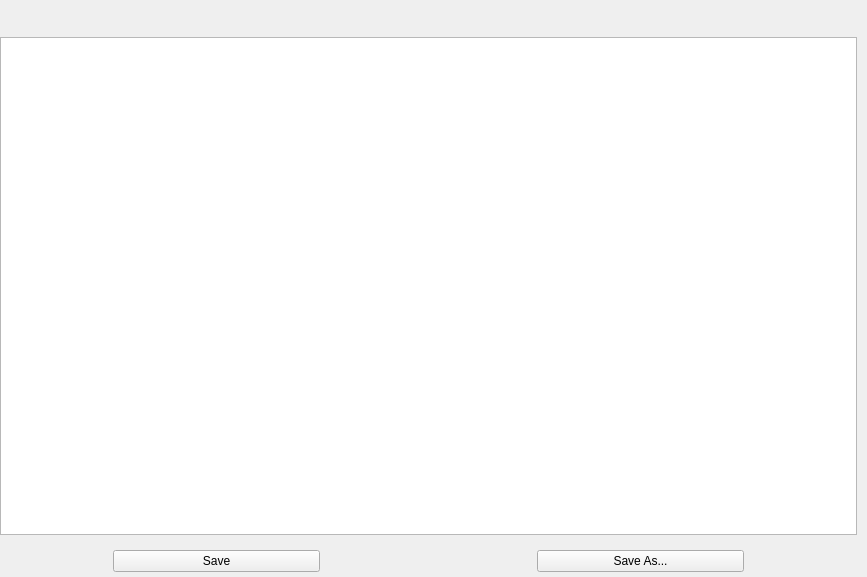
First picture: the form in themeeditor.ui, repository AritxOnly/Qt-AbletonLive_ThemeEditor, before the edit.
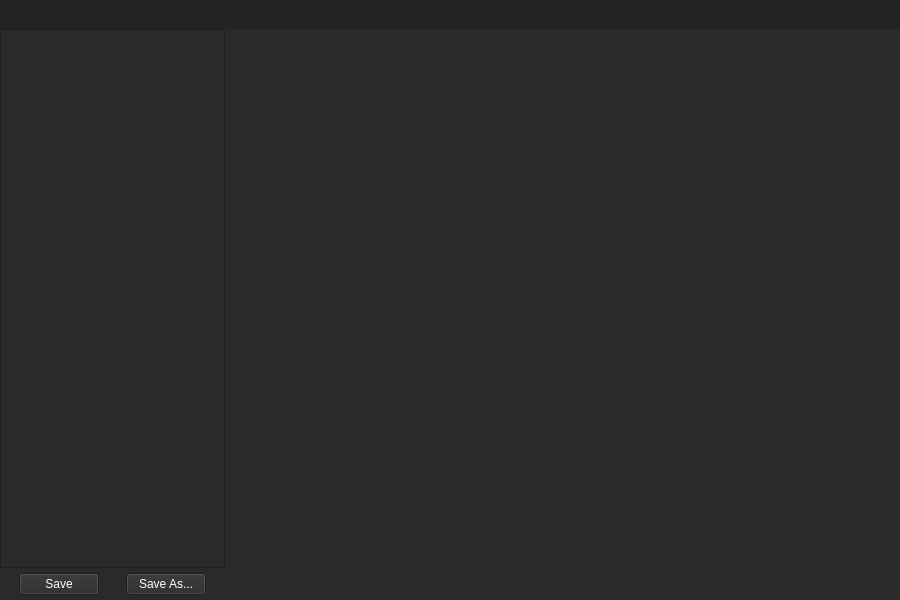
Second picture: the form after the edit.

Commit message: - Partially realized the ThemeList function, with basic UI improvevment

What changed in the file:
```diff
--- a/themeeditor.ui
+++ b/themeeditor.ui
@@ -6,8 +6,8 @@
    <rect>
     <x>0</x>
     <y>0</y>
-    <width>867</width>
-    <height>577</height>
+    <width>900</width>
+    <height>600</height>
    </rect>
   </property>
   <property name="windowTitle">
@@ -20,10 +20,197 @@
      <verstretch>0</verstretch>
     </sizepolicy>
    </property>
+   <property name="palette">
+    <palette>
+     <active>
+      <colorrole role="WindowText">
+       <brush brushstyle="SolidPattern">
+        <color alpha="255">
+         <red>255</red>
+         <green>255</green>
+         <blue>255</blue>
+        </color>
+       </brush>
+      </colorrole>
+      <colorrole role="Button">
+       <brush brushstyle="SolidPattern">
+        <color alpha="255">
+         <red>42</red>
+         <green>42</green>
+         <blue>42</blue>
+        </color>
+       </brush>
+      </colorrole>
+      <colorrole role="Text">
+       <brush brushstyle="SolidPattern">
+        <color alpha="255">
+         <red>255</red>
+         <green>255</green>
+         <blue>255</blue>
+        </color>
+       </brush>
+      </colorrole>
+      <colorrole role="ButtonText">
+       <brush brushstyle="SolidPattern">
+        <color alpha="255">
+         <red>255</red>
+         <green>255</green>
+         <blue>255</blue>
+        </color>
+       </brush>
+      </colorrole>
+      <colorrole role="Base">
+       <brush brushstyle="SolidPattern">
+        <color alpha="255">
+         <red>42</red>
+         <green>42</green>
+         <blue>42</blue>
+        </color>
+       </brush>
+      </colorrole>
+      <colorrole role="Window">
+       <brush brushstyle="SolidPattern">
+        <color alpha="255">
+         <red>42</red>
+         <green>42</green>
+         <blue>42</blue>
+        </color>
+       </brush>
+      </colorrole>
+      <colorrole role="Highlight">
+       <brush brushstyle="SolidPattern">
+        <color alpha="255">
+         <red>106</red>
+         <green>106</green>
+         <blue>106</blue>
+        </color>
+       </brush>
+      </colorrole>
+     </active>
+     <inactive>
+      <colorrole role="WindowText">
+       <brush brushstyle="SolidPattern">
+        <color alpha="255">
+         <red>255</red>
+         <green>255</green>
+         <blue>255</blue>
+        </color>
+       </brush>
+      </colorrole>
+      <colorrole role="Button">
+       <brush brushstyle="SolidPattern">
+        <color alpha="255">
+         <red>42</red>
+         <green>42</green>
+         <blue>42</blue>
+        </color>
+       </brush>
+      </colorrole>
+      <colorrole role="Text">
+       <brush brushstyle="SolidPattern">
+        <color alpha="255">
+         <red>255</red>
+         <green>255</green>
+         <blue>255</blue>
+        </color>
+       </brush>
+      </colorrole>
+      <colorrole role="ButtonText">
+       <brush brushstyle="SolidPattern">
+        <color alpha="255">
+         <red>255</red>
+         <green>255</green>
+         <blue>255</blue>
+        </color>
+       </brush>
+      </colorrole>
+      <colorrole role="Base">
+       <brush brushstyle="SolidPattern">
+        <color alpha="255">
+         <red>42</red>
+         <green>42</green>
+         <blue>42</blue>
+        </color>
+       </brush>
+      </colorrole>
+      <colorrole role="Window">
+       <brush brushstyle="SolidPattern">
+        <color alpha="255">
+         <red>42</red>
+         <green>42</green>
+         <blue>42</blue>
+        </color>
+       </brush>
+      </colorrole>
+      <colorrole role="Highlight">
+       <brush brushstyle="SolidPattern">
+        <color alpha="255">
+         <red>106</red>
+         <green>106</green>
+         <blue>106</blue>
+        </color>
+       </brush>
+      </colorrole>
+      <colorrole role="HighlightedText">
+       <brush brushstyle="SolidPattern">
+        <color alpha="255">
+         <red>255</red>
+         <green>255</green>
+         <blue>255</blue>
+        </color>
+       </brush>
+      </colorrole>
+     </inactive>
+     <disabled>
+      <colorrole role="Button">
+       <brush brushstyle="SolidPattern">
+        <color alpha="255">
+         <red>42</red>
+         <green>42</green>
+         <blue>42</blue>
+        </color>
+       </brush>
+      </colorrole>
+      <colorrole role="Base">
+       <brush brushstyle="SolidPattern">
+        <color alpha="255">
+         <red>42</red>
+         <green>42</green>
+         <blue>42</blue>
+        </color>
+       </brush>
+      </colorrole>
+      <colorrole role="Window">
+       <brush brushstyle="SolidPattern">
+        <color alpha="255">
+         <red>42</red>
+         <green>42</green>
+         <blue>42</blue>
+        </color>
+       </brush>
+      </colorrole>
+      <colorrole role="Shadow">
+       <brush brushstyle="SolidPattern">
+        <color alpha="255">
+         <red>89</red>
+         <green>89</green>
+         <blue>89</blue>
+        </color>
+       </brush>
+      </colorrole>
+     </disabled>
+    </palette>
+   </property>
    <property name="layoutDirection">
     <enum>Qt::LeftToRight</enum>
    </property>
+   <property name="styleSheet">
+    <string notr="true">background-color: rgb(42, 42, 42);</string>
+   </property>
    <layout class="QVBoxLayout" name="verticalLayout">
+    <property name="spacing">
+     <number>0</number>
+    </property>
     <property name="leftMargin">
      <number>0</number>
     </property>
@@ -39,7 +226,7 @@
     <item>
      <layout class="QVBoxLayout" name="basicLayout" stretch="1,20">
       <property name="spacing">
-       <number>10</number>
+       <number>0</number>
       </property>
       <item>
        <widget class="QWidget" name="topBar" native="true">
@@ -55,14 +242,201 @@
           <height>0</height>
          </size>
         </property>
+        <property name="cursor">
+         <cursorShape>CrossCursor</cursorShape>
+        </property>
+        <property name="styleSheet">
+         <string notr="true">background-color: rgb(35, 35, 35);</string>
+        </property>
        </widget>
       </item>
       <item>
-       <layout class="QHBoxLayout" name="horizontalLayout_2">
+       <layout class="QHBoxLayout" name="horizontalLayout_2" stretch="1,3">
         <item>
          <layout class="QVBoxLayout" name="listWithButton" stretch="0,0">
           <item>
            <widget class="QListView" name="themeList">
+            <property name="palette">
+             <palette>
+              <active>
+               <colorrole role="WindowText">
+                <brush brushstyle="SolidPattern">
+                 <color alpha="255">
+                  <red>255</red>
+                  <green>255</green>
+                  <blue>255</blue>
+                 </color>
+                </brush>
+               </colorrole>
+               <colorrole role="Button">
+                <brush brushstyle="SolidPattern">
+                 <color alpha="255">
+                  <red>42</red>
+                  <green>42</green>
+                  <blue>42</blue>
+                 </color>
+                </brush>
+               </colorrole>
+               <colorrole role="Text">
+                <brush brushstyle="SolidPattern">
+                 <color alpha="255">
+                  <red>255</red>
+                  <green>255</green>
+                  <blue>255</blue>
+                 </color>
+                </brush>
+               </colorrole>
+               <colorrole role="ButtonText">
+                <brush brushstyle="SolidPattern">
+                 <color alpha="255">
+                  <red>255</red>
+                  <green>255</green>
+                  <blue>255</blue>
+                 </color>
+                </brush>
+               </colorrole>
+               <colorrole role="Base">
+                <brush brushstyle="SolidPattern">
+                 <color alpha="255">
+                  <red>42</red>
+                  <green>42</green>
+                  <blue>42</blue>
+                 </color>
+                </brush>
+               </colorrole>
+               <colorrole role="Window">
+                <brush brushstyle="SolidPattern">
+                 <color alpha="255">
+                  <red>42</red>
+                  <green>42</green>
+                  <blue>42</blue>
+                 </color>
+                </brush>
+               </colorrole>
+               <colorrole role="Highlight">
+                <brush brushstyle="SolidPattern">
+                 <color alpha="255">
+                  <red>106</red>
+                  <green>106</green>
+                  <blue>106</blue>
+                 </color>
+                </brush>
+               </colorrole>
+              </active>
+              <inactive>
+               <colorrole role="WindowText">
+                <brush brushstyle="SolidPattern">
+                 <color alpha="255">
+                  <red>255</red>
+                  <green>255</green>
+                  <blue>255</blue>
+                 </color>
+                </brush>
+               </colorrole>
+               <colorrole role="Button">
+                <brush brushstyle="SolidPattern">
+                 <color alpha="255">
+                  <red>42</red>
+                  <green>42</green>
+                  <blue>42</blue>
+                 </color>
+                </brush>
+               </colorrole>
+               <colorrole role="Text">
+                <brush brushstyle="SolidPattern">
+                 <color alpha="255">
+                  <red>255</red>
+                  <green>255</green>
+                  <blue>255</blue>
+                 </color>
+                </brush>
+               </colorrole>
+               <colorrole role="ButtonText">
+                <brush brushstyle="SolidPattern">
+                 <color alpha="255">
+                  <red>255</red>
+                  <green>255</green>
+                  <blue>255</blue>
+                 </color>
+                </brush>
+               </colorrole>
+               <colorrole role="Base">
+                <brush brushstyle="SolidPattern">
+                 <color alpha="255">
+                  <red>42</red>
+                  <green>42</green>
+                  <blue>42</blue>
+                 </color>
+                </brush>
+               </colorrole>
+               <colorrole role="Window">
+                <brush brushstyle="SolidPattern">
+                 <color alpha="255">
+                  <red>42</red>
+                  <green>42</green>
+                  <blue>42</blue>
+                 </color>
+                </brush>
+               </colorrole>
+               <colorrole role="Highlight">
+                <brush brushstyle="SolidPattern">
+                 <color alpha="255">
+                  <red>106</red>
+                  <green>106</green>
+                  <blue>106</blue>
+                 </color>
+                </brush>
+               </colorrole>
+               <colorrole role="HighlightedText">
+                <brush brushstyle="SolidPattern">
+                 <color alpha="255">
+                  <red>255</red>
+                  <green>255</green>
+                  <blue>255</blue>
+                 </color>
+                </brush>
+               </colorrole>
+              </inactive>
+              <disabled>
+               <colorrole role="Button">
+                <brush brushstyle="SolidPattern">
+                 <color alpha="255">
+                  <red>42</red>
+                  <green>42</green>
+                  <blue>42</blue>
+                 </color>
+                </brush>
+               </colorrole>
+               <colorrole role="Base">
+                <brush brushstyle="SolidPattern">
+                 <color alpha="255">
+                  <red>42</red>
+                  <green>42</green>
+                  <blue>42</blue>
+                 </color>
+                </brush>
+               </colorrole>
+               <colorrole role="Window">
+                <brush brushstyle="SolidPattern">
+                 <color alpha="255">
+                  <red>42</red>
+                  <green>42</green>
+                  <blue>42</blue>
+                 </color>
+                </brush>
+               </colorrole>
+               <colorrole role="Shadow">
+                <brush brushstyle="SolidPattern">
+                 <color alpha="255">
+                  <red>89</red>
+                  <green>89</green>
+                  <blue>89</blue>
+                 </color>
+                </brush>
+               </colorrole>
+              </disabled>
+             </palette>
+            </property>
             <property name="autoFillBackground">
              <bool>false</bool>
             </property>
@@ -100,6 +474,187 @@
             </item>
             <item>
              <widget class="QPushButton" name="saveButton">
+              <property name="palette">
+               <palette>
+                <active>
+                 <colorrole role="WindowText">
+                  <brush brushstyle="SolidPattern">
+                   <color alpha="255">
+                    <red>255</red>
+                    <green>255</green>
+                    <blue>255</blue>
+                   </color>
+                  </brush>
+                 </colorrole>
+                 <colorrole role="Button">
+                  <brush brushstyle="SolidPattern">
+                   <color alpha="255">
+                    <red>42</red>
+                    <green>42</green>
+                    <blue>42</blue>
+                   </color>
+                  </brush>
+                 </colorrole>
+                 <colorrole role="Text">
+                  <brush brushstyle="SolidPattern">
+                   <color alpha="255">
+                    <red>255</red>
+                    <green>255</green>
+                    <blue>255</blue>
+                   </color>
+                  </brush>
+                 </colorrole>
+                 <colorrole role="ButtonText">
+                  <brush brushstyle="SolidPattern">
+                   <color alpha="255">
+                    <red>255</red>
+                    <green>255</green>
+                    <blue>255</blue>
+                   </color>
+                  </brush>
+                 </colorrole>
+                 <colorrole role="Base">
+                  <brush brushstyle="SolidPattern">
+                   <color alpha="255">
+                    <red>42</red>
+                    <green>42</green>
+                    <blue>42</blue>
+                   </color>
+                  </brush>
+                 </colorrole>
+                 <colorrole role="Window">
+                  <brush brushstyle="SolidPattern">
+                   <color alpha="255">
+                    <red>42</red>
+                    <green>42</green>
+                    <blue>42</blue>
+                   </color>
+                  </brush>
+                 </colorrole>
+                 <colorrole role="Highlight">
+                  <brush brushstyle="SolidPattern">
+                   <color alpha="255">
+                    <red>106</red>
+                    <green>106</green>
+                    <blue>106</blue>
+                   </color>
+                  </brush>
+                 </colorrole>
+                </active>
+                <inactive>
+                 <colorrole role="WindowText">
+                  <brush brushstyle="SolidPattern">
+                   <color alpha="255">
+                    <red>255</red>
+                    <green>255</green>
+                    <blue>255</blue>
+                   </color>
+                  </brush>
+                 </colorrole>
+                 <colorrole role="Button">
+                  <brush brushstyle="SolidPattern">
+                   <color alpha="255">
+                    <red>42</red>
+                    <green>42</green>
+                    <blue>42</blue>
+                   </color>
+                  </brush>
+                 </colorrole>
+                 <colorrole role="Text">
+                  <brush brushstyle="SolidPattern">
+                   <color alpha="255">
+                    <red>255</red>
+                    <green>255</green>
+                    <blue>255</blue>
+                   </color>
+                  </brush>
+                 </colorrole>
+                 <colorrole role="ButtonText">
+                  <brush brushstyle="SolidPattern">
+                   <color alpha="255">
+                    <red>255</red>
+                    <green>255</green>
+                    <blue>255</blue>
+                   </color>
+                  </brush>
+                 </colorrole>
+                 <colorrole role="Base">
+                  <brush brushstyle="SolidPattern">
+                   <color alpha="255">
+                    <red>42</red>
+                    <green>42</green>
+                    <blue>42</blue>
+                   </color>
+                  </brush>
+                 </colorrole>
+                 <colorrole role="Window">
+                  <brush brushstyle="SolidPattern">
+                   <color alpha="255">
+                    <red>42</red>
+                    <green>42</green>
+                    <blue>42</blue>
+                   </color>
+                  </brush>
+                 </colorrole>
+                 <colorrole role="Highlight">
+                  <brush brushstyle="SolidPattern">
+                   <color alpha="255">
+                    <red>106</red>
+                    <green>106</green>
+                    <blue>106</blue>
+                   </color>
+                  </brush>
+                 </colorrole>
+                 <colorrole role="HighlightedText">
+                  <brush brushstyle="SolidPattern">
+                   <color alpha="255">
+                    <red>255</red>
+                    <green>255</green>
+                    <blue>255</blue>
+                   </color>
+                  </brush>
+                 </colorrole>
+                </inactive>
+                <disabled>
+                 <colorrole role="Button">
+                  <brush brushstyle="SolidPattern">
+                   <color alpha="255">
+                    <red>42</red>
+                    <green>42</green>
+                    <blue>42</blue>
+                   </color>
+                  </brush>
+                 </colorrole>
+                 <colorrole role="Base">
+                  <brush brushstyle="SolidPattern">
+                   <color alpha="255">
+                    <red>42</red>
+                    <green>42</green>
+                    <blue>42</blue>
+                   </color>
+                  </brush>
+                 </colorrole>
+                 <colorrole role="Window">
+                  <brush brushstyle="SolidPattern">
+                   <color alpha="255">
+                    <red>42</red>
+                    <green>42</green>
+                    <blue>42</blue>
+                   </color>
+                  </brush>
+                 </colorrole>
+                 <colorrole role="Shadow">
+                  <brush brushstyle="SolidPattern">
+                   <color alpha="255">
+                    <red>89</red>
+                    <green>89</green>
+                    <blue>89</blue>
+                   </color>
+                  </brush>
+                 </colorrole>
+                </disabled>
+               </palette>
+              </property>
               <property name="text">
                <string>Save</string>
               </property>
@@ -120,6 +675,187 @@
             </item>
             <item>
              <widget class="QPushButton" name="saveAsButton">
+              <property name="palette">
+               <palette>
+                <active>
+                 <colorrole role="WindowText">
+                  <brush brushstyle="SolidPattern">
+                   <color alpha="255">
+                    <red>255</red>
+                    <green>255</green>
+                    <blue>255</blue>
+                   </color>
+                  </brush>
+                 </colorrole>
+                 <colorrole role="Button">
+                  <brush brushstyle="SolidPattern">
+                   <color alpha="255">
+                    <red>42</red>
+                    <green>42</green>
+                    <blue>42</blue>
+                   </color>
+                  </brush>
+                 </colorrole>
+                 <colorrole role="Text">
+                  <brush brushstyle="SolidPattern">
+                   <color alpha="255">
+                    <red>255</red>
+                    <green>255</green>
+                    <blue>255</blue>
+                   </color>
+                  </brush>
+                 </colorrole>
+                 <colorrole role="ButtonText">
+                  <brush brushstyle="SolidPattern">
+                   <color alpha="255">
+                    <red>255</red>
+                    <green>255</green>
+                    <blue>255</blue>
+                   </color>
+                  </brush>
+                 </colorrole>
+                 <colorrole role="Base">
+                  <brush brushstyle="SolidPattern">
+                   <color alpha="255">
+                    <red>42</red>
+                    <green>42</green>
+                    <blue>42</blue>
+                   </color>
+                  </brush>
+                 </colorrole>
+                 <colorrole role="Window">
+                  <brush brushstyle="SolidPattern">
+                   <color alpha="255">
+                    <red>42</red>
+                    <green>42</green>
+                    <blue>42</blue>
+                   </color>
+                  </brush>
+                 </colorrole>
+                 <colorrole role="Highlight">
+                  <brush brushstyle="SolidPattern">
+                   <color alpha="255">
+                    <red>106</red>
+                    <green>106</green>
+                    <blue>106</blue>
+                   </color>
+                  </brush>
+                 </colorrole>
+                </active>
+                <inactive>
+                 <colorrole role="WindowText">
+                  <brush brushstyle="SolidPattern">
+                   <color alpha="255">
+                    <red>255</red>
+                    <green>255</green>
+                    <blue>255</blue>
+                   </color>
+                  </brush>
+                 </colorrole>
+                 <colorrole role="Button">
+                  <brush brushstyle="SolidPattern">
+                   <color alpha="255">
+                    <red>42</red>
+                    <green>42</green>
+                    <blue>42</blue>
+                   </color>
+                  </brush>
+                 </colorrole>
+                 <colorrole role="Text">
+                  <brush brushstyle="SolidPattern">
+                   <color alpha="255">
+                    <red>255</red>
+                    <green>255</green>
+                    <blue>255</blue>
+                   </color>
+                  </brush>
+                 </colorrole>
+                 <colorrole role="ButtonText">
+                  <brush brushstyle="SolidPattern">
+                   <color alpha="255">
+                    <red>255</red>
+                    <green>255</green>
+                    <blue>255</blue>
+                   </color>
+                  </brush>
+                 </colorrole>
+                 <colorrole role="Base">
+                  <brush brushstyle="SolidPattern">
+                   <color alpha="255">
+                    <red>42</red>
+                    <green>42</green>
+                    <blue>42</blue>
+                   </color>
+                  </brush>
+                 </colorrole>
+                 <colorrole role="Window">
+                  <brush brushstyle="SolidPattern">
+                   <color alpha="255">
+                    <red>42</red>
+                    <green>42</green>
+                    <blue>42</blue>
+                   </color>
+                  </brush>
+                 </colorrole>
+                 <colorrole role="Highlight">
+                  <brush brushstyle="SolidPattern">
+                   <color alpha="255">
+                    <red>106</red>
+                    <green>106</green>
+                    <blue>106</blue>
+                   </color>
+                  </brush>
+                 </colorrole>
+                 <colorrole role="HighlightedText">
+                  <brush brushstyle="SolidPattern">
+                   <color alpha="255">
+                    <red>255</red>
+                    <green>255</green>
+                    <blue>255</blue>
+                   </color>
+                  </brush>
+                 </colorrole>
+                </inactive>
+                <disabled>
+                 <colorrole role="Button">
+                  <brush brushstyle="SolidPattern">
+                   <color alpha="255">
+                    <red>42</red>
+                    <green>42</green>
+                    <blue>42</blue>
+                   </color>
+                  </brush>
+                 </colorrole>
+                 <colorrole role="Base">
+                  <brush brushstyle="SolidPattern">
+                   <color alpha="255">
+                    <red>42</red>
+                    <green>42</green>
+                    <blue>42</blue>
+                   </color>
+                  </brush>
+                 </colorrole>
+                 <colorrole role="Window">
+                  <brush brushstyle="SolidPattern">
+                   <color alpha="255">
+                    <red>42</red>
+                    <green>42</green>
+                    <blue>42</blue>
+                   </color>
+                  </brush>
+                 </colorrole>
+                 <colorrole role="Shadow">
+                  <brush brushstyle="SolidPattern">
+                   <color alpha="255">
+                    <red>89</red>
+                    <green>89</green>
+                    <blue>89</blue>
+                   </color>
+                  </brush>
+                 </colorrole>
+                </disabled>
+               </palette>
+              </property>
               <property name="text">
                <string>Save As...</string>
               </property>
```
Left out of the diff: 3 changed lines with no effect on the pictures. The commit also changes 6 other files.
